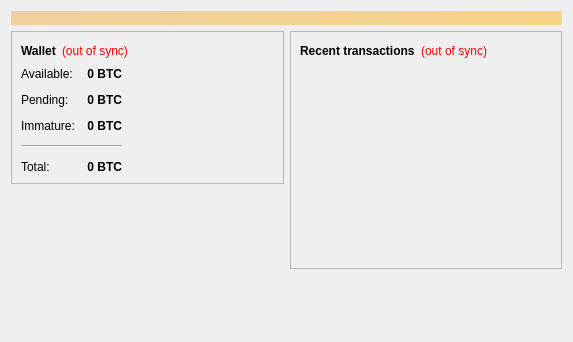
Qt form src/qt/forms/overviewpage.ui (quark-project/quark) before a commit.
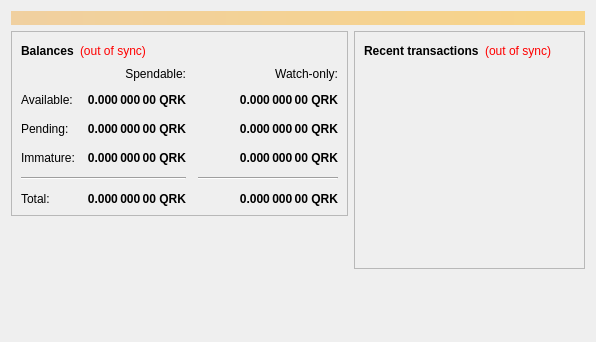
The same form after that commit.

What changed in the file:
```diff
--- a/src/qt/forms/overviewpage.ui
+++ b/src/qt/forms/overviewpage.ui
@@ -6,7 +6,7 @@
    <rect>
     <x>0</x>
     <y>0</y>
-    <width>573</width>
+    <width>596</width>
     <height>342</height>
    </rect>
   </property>
@@ -54,7 +54,7 @@
                </font>
               </property>
               <property name="text">
-               <string>Wallet</string>
+               <string>Balances</string>
               </property>
              </widget>
             </item>
@@ -75,7 +75,7 @@
              </widget>
             </item>
             <item>
-             <spacer name="horizontalSpacer_2">
+             <spacer name="horizontalSpacer_3">
               <property name="orientation">
                <enum>Qt::Horizontal</enum>
               </property>
@@ -90,27 +90,12 @@
            </layout>
           </item>
           <item>
-          <layout class="QHBoxLayout" name="horizontalLayout_3">
-           <item>
-           <layout class="QFormLayout" name="formLayout_2">
-            <property name="fieldGrowthPolicy">
-             <enum>QFormLayout::AllNonFixedFieldsGrow</enum>
-            </property>
-            <property name="horizontalSpacing">
+           <layout class="QGridLayout" name="gridLayout">
+            <property name="spacing">
              <number>12</number>
             </property>
-            <property name="verticalSpacing">
-             <number>12</number>
-            </property>
-            <item row="0" column="0">
-             <widget class="QLabel" name="label">
-              <property name="text">
-               <string>Available:</string>
-              </property>
-             </widget>
-            </item>
-            <item row="0" column="1">
-             <widget class="QLabel" name="labelBalance">
+            <item row="2" column="2">
+             <widget class="QLabel" name="labelWatchPending">
               <property name="font">
                <font>
                 <weight>75</weight>
@@ -124,7 +109,7 @@
                <string>Your current spendable balance</string>
               </property>
               <property name="text">
-               <string notr="true">0 BTC</string>
+               <string notr="true">0.000 000 00 QRK</string>
               </property>
               <property name="alignment">
                <set>Qt::AlignRight|Qt::AlignTrailing|Qt::AlignVCenter</set>
@@ -134,14 +119,7 @@
               </property>
              </widget>
             </item>
-            <item row="1" column="0">
-             <widget class="QLabel" name="label_3">
-              <property name="text">
-               <string>Pending:</string>
-              </property>
-             </widget>
-            </item>
-            <item row="1" column="1">
+            <item row="2" column="1">
              <widget class="QLabel" name="labelUnconfirmed">
               <property name="font">
                <font>
@@ -156,7 +134,7 @@
                <string>Total of transactions that have yet to be confirmed, and do not yet count toward the spendable balance</string>
               </property>
               <property name="text">
-               <string notr="true">0 BTC</string>
+               <string notr="true">0.000 000 00 QRK</string>
               </property>
               <property name="alignment">
                <set>Qt::AlignRight|Qt::AlignTrailing|Qt::AlignVCenter</set>
@@ -166,15 +144,8 @@
               </property>
              </widget>
             </item>
-            <item row="2" column="0">
-             <widget class="QLabel" name="labelImmatureText">
-              <property name="text">
-               <string>Immature:</string>
-              </property>
-             </widget>
-            </item>
-            <item row="2" column="1">
-             <widget class="QLabel" name="labelImmature">
+            <item row="3" column="2">
+             <widget class="QLabel" name="labelWatchImmature">
               <property name="font">
                <font>
                 <weight>75</weight>
@@ -185,7 +156,7 @@
                <string>Mined balance that has not yet matured</string>
               </property>
               <property name="text">
-               <string notr="true">0 BTC</string>
+               <string notr="true">0.000 000 00 QRK</string>
               </property>
               <property name="alignment">
                <set>Qt::AlignRight|Qt::AlignTrailing|Qt::AlignVCenter</set>
@@ -195,14 +166,85 @@
               </property>
              </widget>
             </item>
-            <item row="4" column="0">
+            <item row="4" column="0" colspan="2">
+             <widget class="Line" name="line">
+              <property name="orientation">
+               <enum>Qt::Horizontal</enum>
+              </property>
+             </widget>
+            </item>
+            <item row="4" column="2">
+             <widget class="Line" name="lineWatchBalance">
+              <property name="sizePolicy">
+               <sizepolicy hsizetype="Preferred" vsizetype="Fixed">
+                <horstretch>0</horstretch>
+                <verstretch>0</verstretch>
+               </sizepolicy>
+              </property>
+              <property name="minimumSize">
+               <size>
+                <width>140</width>
+                <height>0</height>
+               </size>
+              </property>
+              <property name="orientation">
+               <enum>Qt::Horizontal</enum>
+              </property>
+             </widget>
+            </item>
+            <item row="5" column="0">
              <widget class="QLabel" name="labelTotalText">
               <property name="text">
                <string>Total:</string>
               </property>
              </widget>
             </item>
-            <item row="4" column="1">
+            <item row="3" column="1">
+             <widget class="QLabel" name="labelImmature">
+              <property name="font">
+               <font>
+                <weight>75</weight>
+                <bold>true</bold>
+               </font>
+              </property>
+              <property name="cursor">
+               <cursorShape>IBeamCursor</cursorShape>
+              </property>
+              <property name="toolTip">
+               <string>Mined balance that has not yet matured</string>
+              </property>
+              <property name="text">
+               <string notr="true">0.000 000 00 QRK</string>
+              </property>
+              <property name="alignment">
+               <set>Qt::AlignRight|Qt::AlignTrailing|Qt::AlignVCenter</set>
+              </property>
+              <property name="textInteractionFlags">
+               <set>Qt::LinksAccessibleByMouse|Qt::TextSelectableByKeyboard|Qt::TextSelectableByMouse</set>
+              </property>
+             </widget>
+            </item>
+            <item row="2" column="3">
+             <spacer name="horizontalSpacer_2">
+              <property name="orientation">
+               <enum>Qt::Horizontal</enum>
+              </property>
+              <property name="sizeHint" stdset="0">
+               <size>
+                <width>40</width>
+                <height>20</height>
+               </size>
+              </property>
+             </spacer>
+            </item>
+            <item row="3" column="0">
+             <widget class="QLabel" name="labelImmatureText">
+              <property name="text">
+               <string>Immature:</string>
+              </property>
+             </widget>
+            </item>
+            <item row="5" column="1">
              <widget class="QLabel" name="labelTotal">
               <property name="font">
                <font>
@@ -217,7 +259,7 @@
                <string>Your current total balance</string>
               </property>
               <property name="text">
-               <string notr="true">0 BTC</string>
+               <string notr="true">0.000 000 00 QRK</string>
               </property>
               <property name="alignment">
                <set>Qt::AlignRight|Qt::AlignTrailing|Qt::AlignVCenter</set>
@@ -227,27 +269,114 @@
               </property>
              </widget>
             </item>
-            <item row="3" column="0" colspan="2">
-             <widget class="Line" name="line">
-              <property name="orientation">
-               <enum>Qt::Horizontal</enum>
+            <item row="5" column="2">
+             <widget class="QLabel" name="labelWatchTotal">
+              <property name="font">
+               <font>
+                <weight>75</weight>
+                <bold>true</bold>
+               </font>
               </property>
+              <property name="cursor">
+               <cursorShape>IBeamCursor</cursorShape>
+              </property>
+              <property name="toolTip">
+               <string>Current total balance in watch-only addresses</string>
+              </property>
+              <property name="text">
+               <string notr="true">0.000 000 00 QRK</string>
+              </property>
+              <property name="alignment">
+               <set>Qt::AlignRight|Qt::AlignTrailing|Qt::AlignVCenter</set>
+              </property>
+              <property name="textInteractionFlags">
+               <set>Qt::LinksAccessibleByMouse|Qt::TextSelectableByKeyboard|Qt::TextSelectableByMouse</set>
+              </property>
              </widget>
             </item>
-           </layout>
-          </item>
-            <item>
-             <spacer name="horizontalSpacer_3">
-              <property name="orientation">
-               <enum>Qt::Horizontal</enum>
+            <item row="0" column="2">
+             <widget class="QLabel" name="labelWatchonly">
+              <property name="text">
+               <string>Watch-only:</string>
               </property>
-              <property name="sizeHint" stdset="0">
-               <size>
-                <width>40</width>
-                <height>20</height>
-               </size>
+              <property name="alignment">
+               <set>Qt::AlignRight|Qt::AlignTrailing|Qt::AlignVCenter</set>
               </property>
-             </spacer>
+             </widget>
+            </item>
+            <item row="1" column="0">
+             <widget class="QLabel" name="labelBalanceText">
+              <property name="text">
+               <string>Available:</string>
+              </property>
+             </widget>
+            </item>
+            <item row="1" column="1">
+             <widget class="QLabel" name="labelBalance">
+              <property name="font">
+               <font>
+                <weight>75</weight>
+                <bold>true</bold>
+               </font>
+              </property>
+              <property name="cursor">
+               <cursorShape>IBeamCursor</cursorShape>
+              </property>
+              <property name="toolTip">
+               <string>Your current spendable balance</string>
+              </property>
+              <property name="text">
+               <string notr="true">0.000 000 00 QRK</string>
+              </property>
+              <property name="alignment">
+               <set>Qt::AlignRight|Qt::AlignTrailing|Qt::AlignVCenter</set>
+              </property>
+              <property name="textInteractionFlags">
+               <set>Qt::LinksAccessibleByMouse|Qt::TextSelectableByKeyboard|Qt::TextSelectableByMouse</set>
+              </property>
+             </widget>
+            </item>
+            <item row="1" column="2">
+             <widget class="QLabel" name="labelWatchAvailable">
+              <property name="font">
+               <font>
+                <weight>75</weight>
+                <bold>true</bold>
+               </font>
+              </property>
+              <property name="cursor">
+               <cursorShape>IBeamCursor</cursorShape>
+              </property>
+              <property name="toolTip">
+               <string>Your current balance in watch-only addresses</string>
+              </property>
+              <property name="text">
+               <string notr="true">0.000 000 00 QRK</string>
+              </property>
+              <property name="alignment">
+               <set>Qt::AlignRight|Qt::AlignTrailing|Qt::AlignVCenter</set>
+              </property>
+              <property name="textInteractionFlags">
+               <set>Qt::LinksAccessibleByMouse|Qt::TextSelectableByKeyboard|Qt::TextSelectableByMouse</set>
+              </property>
+             </widget>
+            </item>
+            <item row="2" column="0">
+             <widget class="QLabel" name="labelPendingText">
+              <property name="text">
+               <string>Pending:</string>
+              </property>
+             </widget>
+            </item>
+            <item row="0" column="1">
+             <widget class="QLabel" name="labelSpendable">
+              <property name="text">
+               <string>Spendable:</string>
+              </property>
+              <property name="alignment">
+               <set>Qt::AlignRight|Qt::AlignTrailing|Qt::AlignVCenter</set>
+              </property>
+             </widget>
             </item>
            </layout>
           </item>
@@ -284,8 +413,14 @@
            <layout class="QHBoxLayout" name="horizontalLayout_2">
             <item>
              <widget class="QLabel" name="label_4">
+              <property name="font">
+               <font>
+                <weight>75</weight>
+                <bold>true</bold>
+               </font>
+              </property>
               <property name="text">
-               <string>&lt;b&gt;Recent transactions&lt;/b&gt;</string>
+               <string>Recent transactions</string>
               </property>
              </widget>
             </item>
```
Left out of the diff: 13 changed lines with no effect on the pictures.
